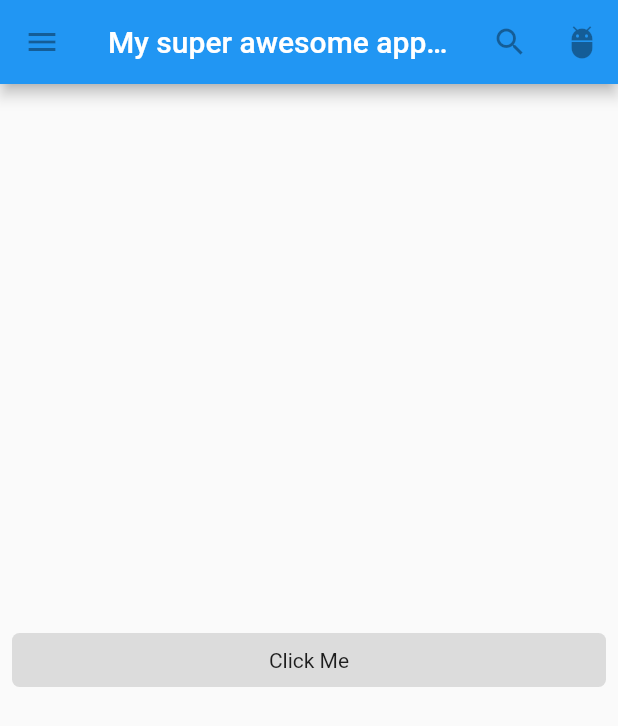
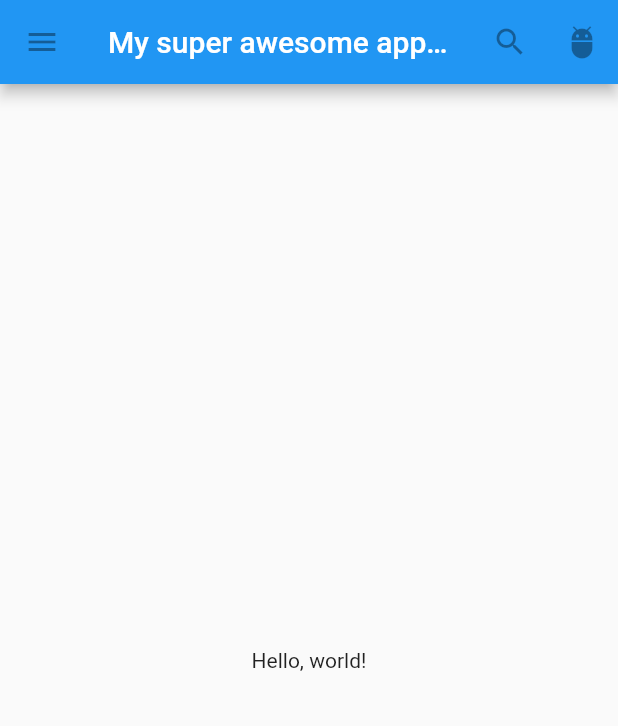
Before and after one commit to aysha-williams-develop/flutter_app_hello_world, a Flutter app: the screen it shows after launch, on a phone screen of 412 x 824 dp. Shown: the top 726 px of the screen. Run offline on Flutter 3.47's test engine with Material 2 defaults, Android fonts, the phone set to English and light mode, and no system bars.

Commit message:
- moved widgets and their tests to their own files - Added ability to swipe left and right, the greeting is on the first swipe and the button is on the second swipe

```diff
--- a/lib/main.dart
+++ b/lib/main.dart
@@ -1,64 +1,8 @@
 import 'package:flutter/material.dart';
+import 'package:flutter_app_hello_world/my_app.dart';
 
 void main() =>
     runApp(MaterialApp(
     title: 'Material Widget', // used by the OS task switcher
     home: MyApp(),
   ));
-
-class MyApp extends StatelessWidget {
-  @override
-  Widget build(BuildContext context) {
-    return Scaffold(
-      appBar: AppBar(
-        title: Text("My super awesome appbar"),
-        leading: IconButton(
-          icon: Icon(Icons.menu),
-          tooltip: "Navigation menu",
-          onPressed: null,
-        ),
-        actions: <Widget>[
-          IconButton(
-            icon: Icon(Icons.search),
-            tooltip: 'Search',
-            onPressed: null,
-          ),
-          IconButton(
-            icon: Icon(Icons.adb),
-            tooltip: 'Bugs!',
-            onPressed: null,
-          ),
-        ],
-      ),
-      body: Center(
-//        child: Text("Hello, world!"),
-        child: MyButton(),
-
-      )
-    );
-  }
-}
-
-class MyButton extends StatelessWidget {
-  @override
-  Widget build(BuildContext context) {
-    return GestureDetector(
-      key: Key('myButton'),
-      onTap: () {
-        print('MyButton was tapped!');
-      },
-      child: Container(
-        height: 36.0,
-        padding: const EdgeInsets.all(8.0),
-        margin: const EdgeInsets.symmetric(horizontal: 8.0),
-        decoration: BoxDecoration(
-          borderRadius: BorderRadius.circular(5.0),
-          color: Colors.black12,
-        ),
-        child: Center(
-          child: Text('Click Me'),
-        ),
-      ),
-    );
-  }
-}
--- /dev/null
+++ b/lib/my_app.dart
@@ -0,0 +1,40 @@
+import 'package:flutter/material.dart';
+import 'package:flutter_app_hello_world/my_button.dart';
+
+class MyApp extends StatelessWidget {
+  @override
+  Widget build(BuildContext context) {
+    return Scaffold(
+        appBar: AppBar(
+          title: Text("My super awesome appbar"),
+          leading: IconButton(
+            icon: Icon(Icons.menu),
+            tooltip: "Navigation menu",
+            onPressed: null,
+          ),
+          actions: <Widget>[
+            IconButton(
+              icon: Icon(Icons.search),
+              tooltip: 'Search',
+              onPressed: null,
+            ),
+            IconButton(
+              icon: Icon(Icons.adb),
+              tooltip: 'Bugs!',
+              onPressed: null,
+            ),
+          ],
+        ),
+        body: Center(
+          child: PageView(
+            key: Key("mainBody"),
+            children: <Widget>[
+              Center( child: Text("Hello, world!") ),
+              Center( child: MyButton() ) ,
+            ],
+          ) ,
+
+        )
+    );
+  }
+}
```
Also changed, not shown: lib/my_button.dart (added, +25 -0 lines), 2 other files.
